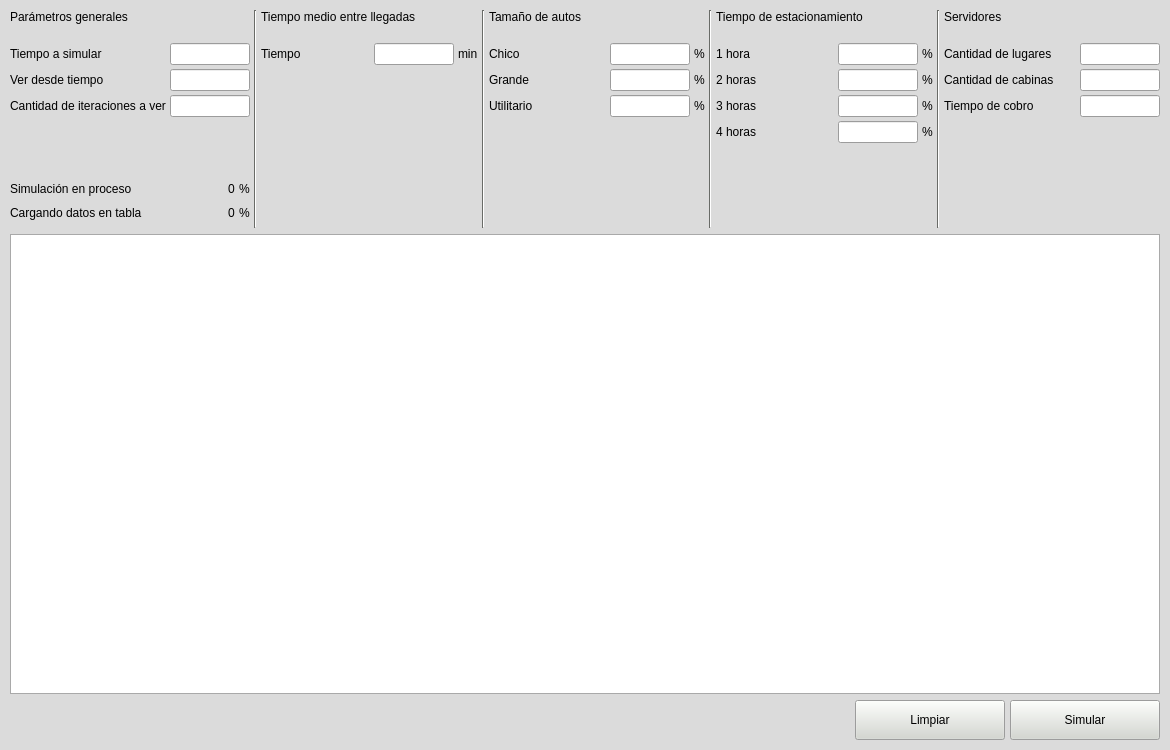
agustin007/Facultad-2021, file SIM/TP5/sistema_colas/interfaz/ventana_sistema_colas.ui: the form before one commit.
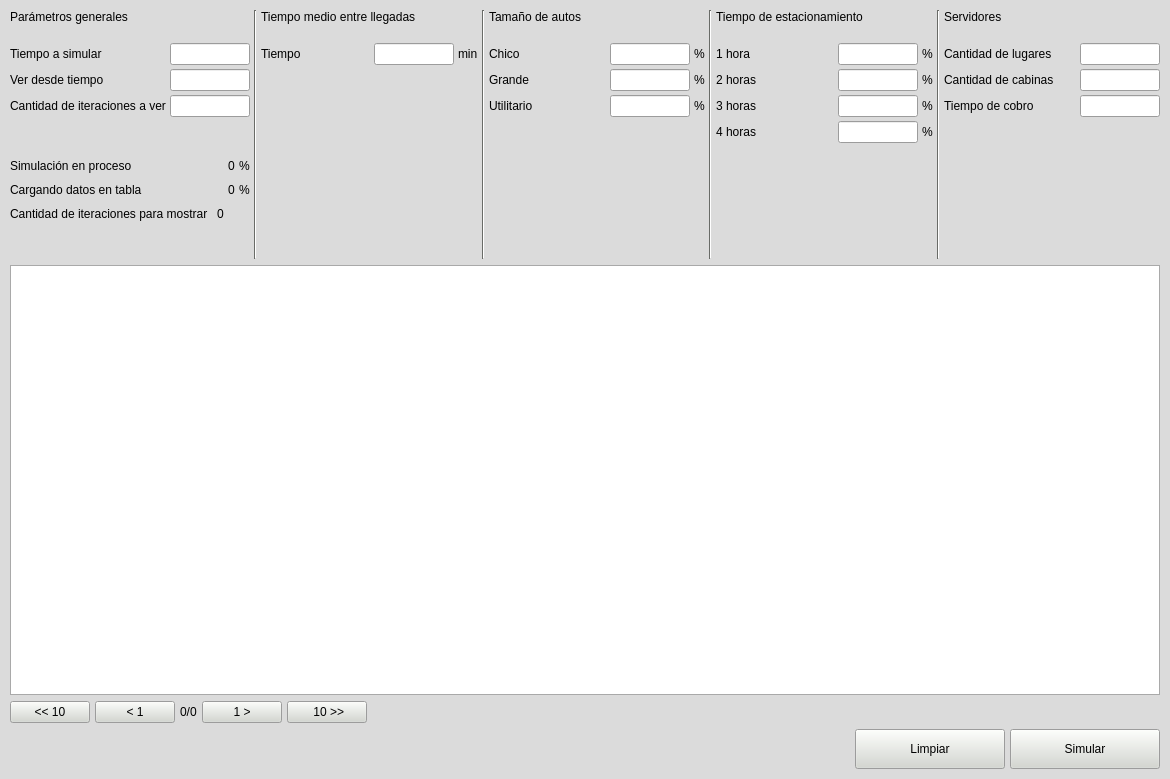
The form after the commit. Icons and pictures are not drawn.

Commit message: Agrego paginacion en tabla, mejoro detalles en interfaz

What changed in the file:
```diff
--- a/SIM/TP5/sistema_colas/interfaz/ventana_sistema_colas.ui
+++ b/SIM/TP5/sistema_colas/interfaz/ventana_sistema_colas.ui
@@ -7,13 +7,13 @@
     <x>0</x>
     <y>0</y>
     <width>1170</width>
-    <height>750</height>
+    <height>779</height>
    </rect>
   </property>
   <property name="minimumSize">
    <size>
-    <width>1170</width>
-    <height>750</height>
+    <width>0</width>
+    <height>779</height>
    </size>
   </property>
   <property name="palette">
@@ -488,23 +488,63 @@
     <property name="horizontalSpacing">
      <number>5</number>
     </property>
+    <item row="3" column="0">
+     <layout class="QHBoxLayout" name="lyt_horizontal_0_2">
+      <property name="spacing">
+       <number>5</number>
+      </property>
+      <item>
+       <spacer name="separator_horizontal_22">
+        <property name="orientation">
+         <enum>Qt::Horizontal</enum>
+        </property>
+        <property name="sizeHint" stdset="0">
+         <size>
+          <width>0</width>
+          <height>0</height>
+         </size>
+        </property>
+       </spacer>
+      </item>
+      <item>
+       <widget class="QPushButton" name="btn_limpiar">
+        <property name="minimumSize">
+         <size>
+          <width>150</width>
+          <height>40</height>
+         </size>
+        </property>
+        <property name="text">
+         <string>Limpiar</string>
+        </property>
+       </widget>
+      </item>
+      <item>
+       <widget class="QPushButton" name="btn_simular">
+        <property name="minimumSize">
+         <size>
+          <width>150</width>
+          <height>40</height>
+         </size>
+        </property>
+        <property name="text">
+         <string>Simular</string>
+        </property>
+       </widget>
+      </item>
+     </layout>
+    </item>
     <item row="1" column="0">
      <widget class="QTableWidget" name="grid_iteraciones_simuladas">
       <property name="minimumSize">
        <size>
         <width>1150</width>
-        <height>460</height>
+        <height>430</height>
        </size>
       </property>
-      <attribute name="horizontalHeaderVisible">
-       <bool>true</bool>
-      </attribute>
       <attribute name="horizontalHeaderDefaultSectionSize">
        <number>150</number>
       </attribute>
-      <attribute name="verticalHeaderVisible">
-       <bool>false</bool>
-      </attribute>
      </widget>
     </item>
     <item row="0" column="0">
@@ -689,7 +729,7 @@
          </spacer>
         </item>
         <item>
-         <layout class="QHBoxLayout" name="lyt_horizontal_3_X">
+         <layout class="QHBoxLayout" name="lyt_horizontal_3_3">
           <item>
            <widget class="QLabel" name="lbl_titulo_porcentaje_simulacion">
             <property name="sizePolicy">
@@ -730,12 +770,6 @@
               <verstretch>0</verstretch>
              </sizepolicy>
             </property>
-            <property name="minimumSize">
-             <size>
-              <width>0</width>
-              <height>20</height>
-             </size>
-            </property>
             <property name="text">
              <string>0</string>
             </property>
@@ -757,7 +791,7 @@
          </layout>
         </item>
         <item>
-         <layout class="QHBoxLayout" name="horizontalLayout">
+         <layout class="QHBoxLayout" name="lyt_horizontal_3_4">
           <item>
            <widget class="QLabel" name="lbl_titulo_porcentaje_datos">
             <property name="sizePolicy">
@@ -798,12 +832,6 @@
               <verstretch>0</verstretch>
              </sizepolicy>
             </property>
-            <property name="minimumSize">
-             <size>
-              <width>0</width>
-              <height>20</height>
-             </size>
-            </property>
             <property name="text">
              <string>0</string>
             </property>
@@ -830,13 +858,59 @@
           </item>
          </layout>
         </item>
+        <item>
+         <layout class="QHBoxLayout" name="lyt_horizontal_3_5">
+          <item>
+           <widget class="QLabel" name="lbl_titulo_cantidad_iteraciones_para_mostrar">
+            <property name="sizePolicy">
+             <sizepolicy hsizetype="Preferred" vsizetype="Fixed">
+              <horstretch>0</horstretch>
+              <verstretch>0</verstretch>
+             </sizepolicy>
+            </property>
+            <property name="minimumSize">
+             <size>
+              <width>0</width>
+              <height>20</height>
+             </size>
+            </property>
+            <property name="text">
+             <string>Cantidad de iteraciones para mostrar</string>
+            </property>
+           </widget>
+          </item>
+          <item>
+           <spacer name="separator_horizontal_5">
+            <property name="orientation">
+             <enum>Qt::Horizontal</enum>
+            </property>
+            <property name="sizeType">
+             <enum>QSizePolicy::Fixed</enum>
+            </property>
+            <property name="sizeHint" stdset="0">
+             <size>
+              <width>5</width>
+              <height>0</height>
+             </size>
+            </property>
+           </spacer>
+          </item>
+          <item>
+           <widget class="QLabel" name="lbl_informacion_cantidad_iteraciones_para_mostrar">
+            <property name="text">
+             <string>0</string>
+            </property>
+           </widget>
+          </item>
+         </layout>
+        </item>
         <item>
          <spacer name="separator_vertical_6">
           <property name="orientation">
            <enum>Qt::Vertical</enum>
           </property>
           <property name="sizeType">
-           <enum>QSizePolicy::Fixed</enum>
+           <enum>QSizePolicy::MinimumExpanding</enum>
           </property>
           <property name="sizeHint" stdset="0">
            <size>
@@ -887,7 +961,7 @@
          </spacer>
         </item>
         <item>
-         <layout class="QHBoxLayout" name="lyt_horizontal_3_3">
+         <layout class="QHBoxLayout" name="lyt_horizontal_3_6">
           <item>
            <widget class="QLabel" name="lbl_tiempo_autos">
             <property name="text">
@@ -896,7 +970,7 @@
            </widget>
           </item>
           <item>
-           <spacer name="separator_horizontal_5">
+           <spacer name="separator_horizontal_6">
             <property name="orientation">
              <enum>Qt::Horizontal</enum>
             </property>
@@ -993,7 +1067,7 @@
          </spacer>
         </item>
         <item>
-         <layout class="QHBoxLayout" name="lyt_horizontal_3_4">
+         <layout class="QHBoxLayout" name="lyt_horizontal_3_7">
           <item>
            <widget class="QLabel" name="lbl_probabilidad_chico_autos">
             <property name="text">
@@ -1002,7 +1076,7 @@
            </widget>
           </item>
           <item>
-           <spacer name="separator_horizontal_6">
+           <spacer name="separator_horizontal_7">
             <property name="orientation">
              <enum>Qt::Horizontal</enum>
             </property>
@@ -1043,7 +1117,7 @@
          </layout>
         </item>
         <item>
-         <layout class="QHBoxLayout" name="lyt_horizontal_3_5">
+         <layout class="QHBoxLayout" name="lyt_horizontal_3_8">
           <item>
            <widget class="QLabel" name="lbl_probabilidad_grande_autos">
             <property name="text">
@@ -1052,7 +1126,7 @@
            </widget>
           </item>
           <item>
-           <spacer name="separator_horizontal_7">
+           <spacer name="separator_horizontal_8">
             <property name="orientation">
              <enum>Qt::Horizontal</enum>
             </property>
@@ -1093,7 +1167,7 @@
          </layout>
         </item>
         <item>
-         <layout class="QHBoxLayout" name="lyt_horizontal_3_6">
+         <layout class="QHBoxLayout" name="lyt_horizontal_3_9">
           <item>
            <widget class="QLabel" name="lbl_probabilidad_utilitario_autos">
             <property name="text">
@@ -1102,7 +1176,7 @@
            </widget>
           </item>
           <item>
-           <spacer name="separator_horizontal_8">
+           <spacer name="separator_horizontal_9">
             <property name="orientation">
              <enum>Qt::Horizontal</enum>
             </property>
@@ -1199,7 +1273,7 @@
          </spacer>
         </item>
         <item>
-         <layout class="QHBoxLayout" name="lyt_horizontal_3_7">
+         <layout class="QHBoxLayout" name="lyt_horizontal_3_10">
           <item>
            <widget class="QLabel" name="lbl_probabilidad_1_tiempo_estacionamiento">
             <property name="text">
@@ -1208,7 +1282,7 @@
            </widget>
           </item>
           <item>
-           <spacer name="separator_horizontal_9">
+           <spacer name="separator_horizontal_10">
             <property name="orientation">
              <enum>Qt::Horizontal</enum>
             </property>
@@ -1249,7 +1323,7 @@
          </layout>
         </item>
         <item>
-         <layout class="QHBoxLayout" name="lyt_horizontal_3_8">
+         <layout class="QHBoxLayout" name="lyt_horizontal_3_11">
           <item>
            <widget class="QLabel" name="lbl_probabilidad_2_tiempo_estacionamiento">
             <property name="text">
@@ -1258,7 +1332,7 @@
            </widget>
           </item>
           <item>
-           <spacer name="separator_horizontal_10">
+           <spacer name="separator_horizontal_11">
             <property name="orientation">
              <enum>Qt::Horizontal</enum>
             </property>
@@ -1299,7 +1373,7 @@
          </layout>
         </item>
         <item>
-         <layout class="QHBoxLayout" name="lyt_horizontal_3_9">
+         <layout class="QHBoxLayout" name="lyt_horizontal_3_12">
           <item>
            <widget class="QLabel" name="lbl_probabilidad_3_tiempo_estacionamiento">
             <property name="text">
@@ -1308,7 +1382,7 @@
            </widget>
           </item>
           <item>
-           <spacer name="separator_horizontal_11">
+           <spacer name="separator_horizontal_12">
             <property name="orientation">
              <enum>Qt::Horizontal</enum>
             </property>
@@ -1349,7 +1423,7 @@
          </layout>
         </item>
         <item>
-         <layout class="QHBoxLayout" name="lyt_horizontal_3_10">
+         <layout class="QHBoxLayout" name="lyt_horizontal_3_13">
           <item>
            <widget class="QLabel" name="lbl_probabilidad_4_tiempo_estacionamiento">
             <property name="text">
@@ -1358,7 +1432,7 @@
            </widget>
           </item>
           <item>
-           <spacer name="separator_horizontal_12">
+           <spacer name="separator_horizontal_13">
             <property name="orientation">
              <enum>Qt::Horizontal</enum>
             </property>
@@ -1455,7 +1529,7 @@
          </spacer>
         </item>
         <item>
-         <layout class="QHBoxLayout" name="lyt_horizontal_3_11">
+         <layout class="QHBoxLayout" name="lyt_horizontal_3_14">
           <item>
            <widget class="QLabel" name="lbl_cantidad_lugares_estacionamiento">
             <property name="text">
@@ -1464,7 +1538,7 @@
            </widget>
           </item>
           <item>
-           <spacer name="separator_horizontal_13">
+           <spacer name="separator_horizontal_14">
             <property name="orientation">
              <enum>Qt::Horizontal</enum>
             </property>
@@ -1498,7 +1572,7 @@
          </layout>
         </item>
         <item>
-         <layout class="QHBoxLayout" name="lyt_horizontal_3_12">
+         <layout class="QHBoxLayout" name="lyt_horizontal_3_15">
           <item>
            <widget class="QLabel" name="lbl_cantidad_cabinas_cobro">
             <property name="text">
@@ -1507,7 +1581,7 @@
            </widget>
           </item>
           <item>
-           <spacer name="separator_horizontal_14">
+           <spacer name="separator_horizontal_15">
             <property name="orientation">
              <enum>Qt::Horizontal</enum>
             </property>
@@ -1541,7 +1615,7 @@
          </layout>
         </item>
         <item>
-         <layout class="QHBoxLayout" name="lyt_horizontal_3_13">
+         <layout class="QHBoxLayout" name="lyt_horizontal_3_16">
           <item>
            <widget class="QLabel" name="lbl_tiempo_cobro">
             <property name="text">
@@ -1550,7 +1624,7 @@
            </widget>
           </item>
           <item>
-           <spacer name="separator_horizontal_15">
+           <spacer name="separator_horizontal_16">
             <property name="orientation">
              <enum>Qt::Horizontal</enum>
             </property>
@@ -1599,48 +1673,118 @@
     </item>
     <item row="2" column="0">
      <layout class="QHBoxLayout" name="lyt_horizontal_0_1">
-      <property name="spacing">
-       <number>5</number>
-      </property>
       <item>
-       <spacer name="separator_horizontal_16">
+       <widget class="QPushButton" name="btn_pagina_anterior_10">
+        <property name="text">
+         <string>&lt;&lt; 10</string>
+        </property>
+       </widget>
+      </item>
+      <item>
+       <spacer name="separator_horizontal_17">
         <property name="orientation">
          <enum>Qt::Horizontal</enum>
         </property>
+        <property name="sizeType">
+         <enum>QSizePolicy::Fixed</enum>
+        </property>
         <property name="sizeHint" stdset="0">
          <size>
-          <width>40</width>
-          <height>20</height>
+          <width>5</width>
+          <height>0</height>
          </size>
         </property>
        </spacer>
       </item>
       <item>
-       <widget class="QPushButton" name="btn_limpiar">
-        <property name="minimumSize">
+       <widget class="QPushButton" name="btn_pagina_anterior_1">
+        <property name="text">
+         <string>&lt; 1</string>
+        </property>
+       </widget>
+      </item>
+      <item>
+       <spacer name="separator_horizontal_18">
+        <property name="orientation">
+         <enum>Qt::Horizontal</enum>
+        </property>
+        <property name="sizeType">
+         <enum>QSizePolicy::Fixed</enum>
+        </property>
+        <property name="sizeHint" stdset="0">
          <size>
-          <width>150</width>
-          <height>40</height>
+          <width>5</width>
+          <height>0</height>
          </size>
         </property>
+       </spacer>
+      </item>
+      <item>
+       <widget class="QLabel" name="lbl_informacion_paginas">
         <property name="text">
-         <string>Limpiar</string>
+         <string>0/0</string>
         </property>
        </widget>
       </item>
       <item>
-       <widget class="QPushButton" name="btn_simular">
-        <property name="minimumSize">
+       <spacer name="separator_horizontal_19">
+        <property name="orientation">
+         <enum>Qt::Horizontal</enum>
+        </property>
+        <property name="sizeType">
+         <enum>QSizePolicy::Fixed</enum>
+        </property>
+        <property name="sizeHint" stdset="0">
          <size>
-          <width>150</width>
-          <height>40</height>
+          <width>5</width>
+          <height>0</height>
          </size>
         </property>
+       </spacer>
+      </item>
+      <item>
+       <widget class="QPushButton" name="btn_pagina_siguiente_1">
         <property name="text">
-         <string>Simular</string>
+         <string>1 &gt;</string>
         </property>
        </widget>
       </item>
+      <item>
+       <spacer name="separator_horizontal_20">
+        <property name="orientation">
+         <enum>Qt::Horizontal</enum>
+        </property>
+        <property name="sizeType">
+         <enum>QSizePolicy::Fixed</enum>
+        </property>
+        <property name="sizeHint" stdset="0">
+         <size>
+          <width>5</width>
+          <height>0</height>
+         </size>
+        </property>
+       </spacer>
+      </item>
+      <item>
+       <widget class="QPushButton" name="btn_pagina_siguiente_10">
+        <property name="text">
+         <string> 10 &gt;&gt;</string>
+        </property>
+       </widget>
+      </item>
+      <item>
+       <spacer name="separator_horizontal_21">
+        <property name="orientation">
+         <enum>Qt::Horizontal</enum>
+        </property>
+        <property name="sizeHint" stdset="0">
+         <size>
+          <width>0</width>
+          <height>0</height>
+         </size>
+        </property>
+       </spacer>
+      </item>
      </layout>
     </item>
    </layout>
```
The commit also changes 1 other file.
